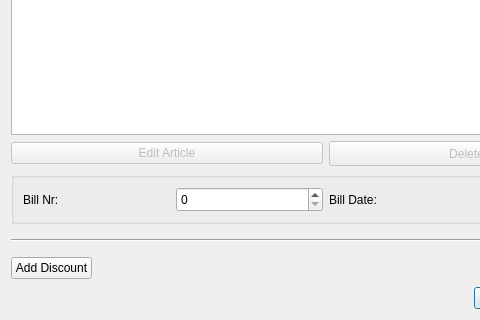
Before: the Qt Designer form ui/dialogs/billdialog.ui in PhilippParis/BusinessManager, drawn with Qt 5; both pictures show x 0 to 480 and y 397 to 717 of the 651 by 717 pixel window.
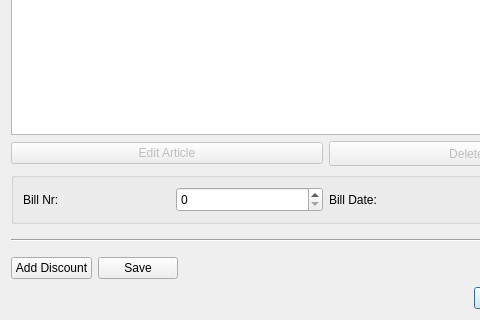
After: the same form once the commit is applied. Icons and pictures are not drawn.

```diff
--- a/ui/dialogs/billdialog.ui
+++ b/ui/dialogs/billdialog.ui
@@ -271,6 +271,17 @@
        </property>
       </widget>
      </item>
+     <item>
+      <widget class="QPushButton" name="btnSave">
+       <property name="text">
+        <string>Save</string>
+       </property>
+       <property name="icon">
+        <iconset resource="../../resources.qrc">
+         <normaloff>:/icon/save</normaloff>:/icon/save</iconset>
+       </property>
+      </widget>
+     </item>
      <item>
       <spacer name="horizontalSpacer_4">
        <property name="orientation">
```
